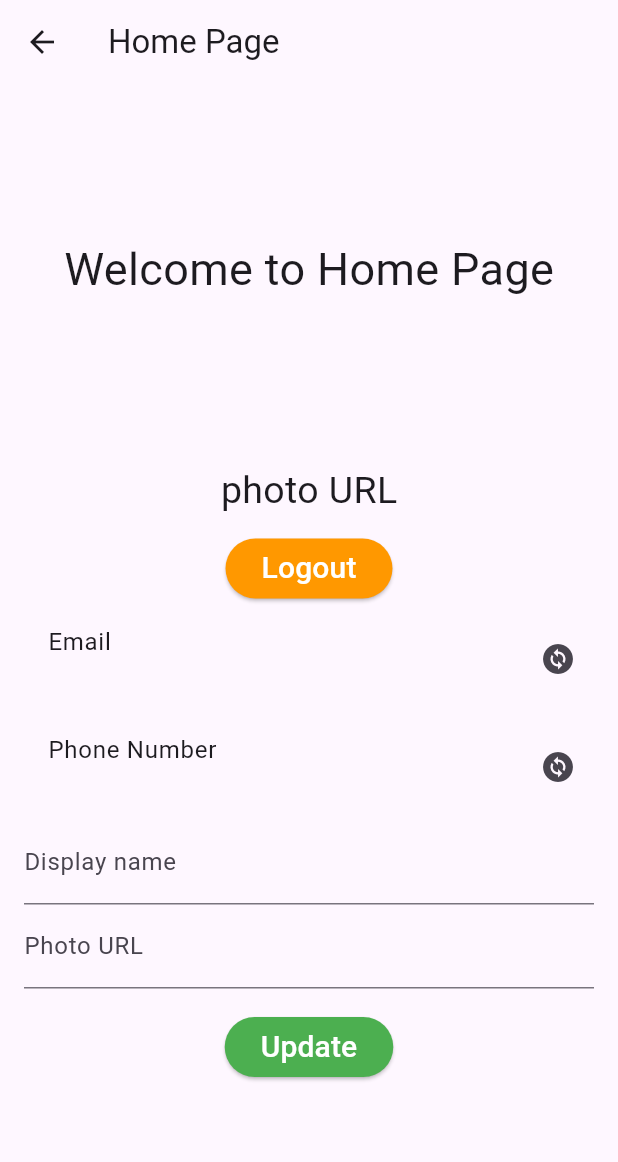
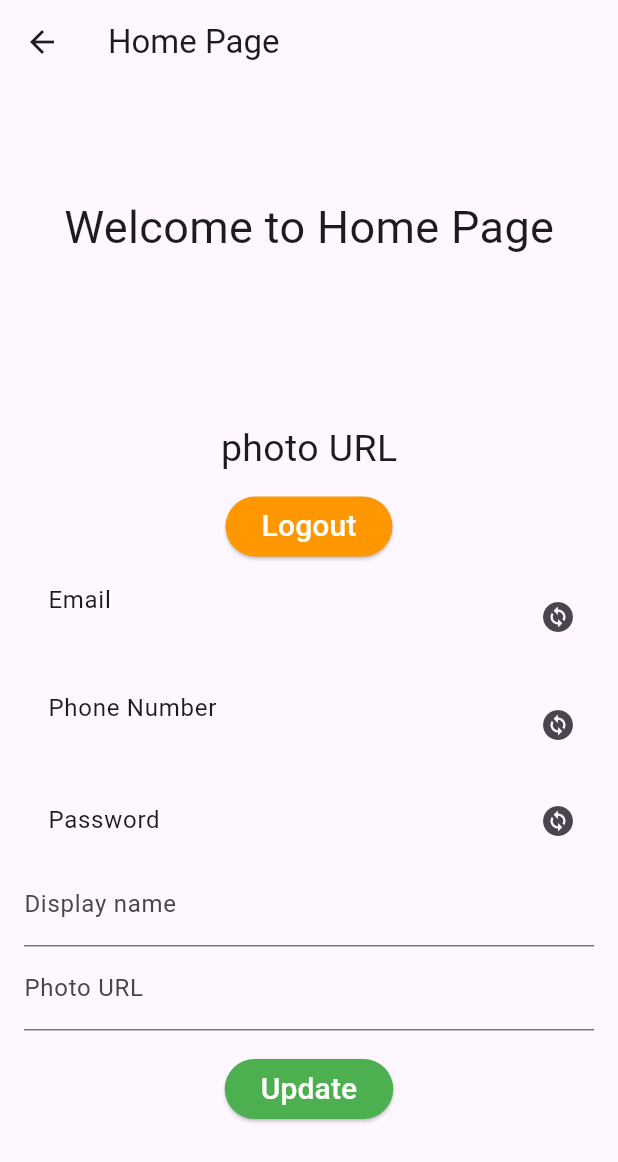
Before and after one commit to minhviet123tv/ThucTap2NF_Learn5_login_firebase, a Flutter app: the HomePage screen opened by its route, on a phone screen of 412 x 824 dp. Shown: the top 1162 px of the screen. Run offline on Flutter 3.47's test engine with Material 3 defaults, Android fonts, the phone set to English and light mode, and no system bars; our stand-ins replace firebase_auth, firebase_core, flutter_otp_text_field, get; accounts and stored records are empty.

Commit message:
Firebase:  + create account (email, password)  + login

```diff
--- a/lib/login/home_page.dart
+++ b/lib/login/home_page.dart
@@ -97,6 +97,18 @@ class HomePage extends StatelessWidget {
                               ],
                             ),
 
+                            // password
+                            Row(
+                              children: [
+                                const Expanded(
+                                  child: ListTile(
+                                    title: Text("Password"),
+                                  ),
+                                ),
+                                IconButton(onPressed: () {}, icon: const Icon(Icons.change_circle)),
+                              ],
+                            ),
+
                             //3. Dislay name
                             TextFormField(
                               initialValue: controller.firebaseAuth.currentUser?.displayName ?? "",
```
